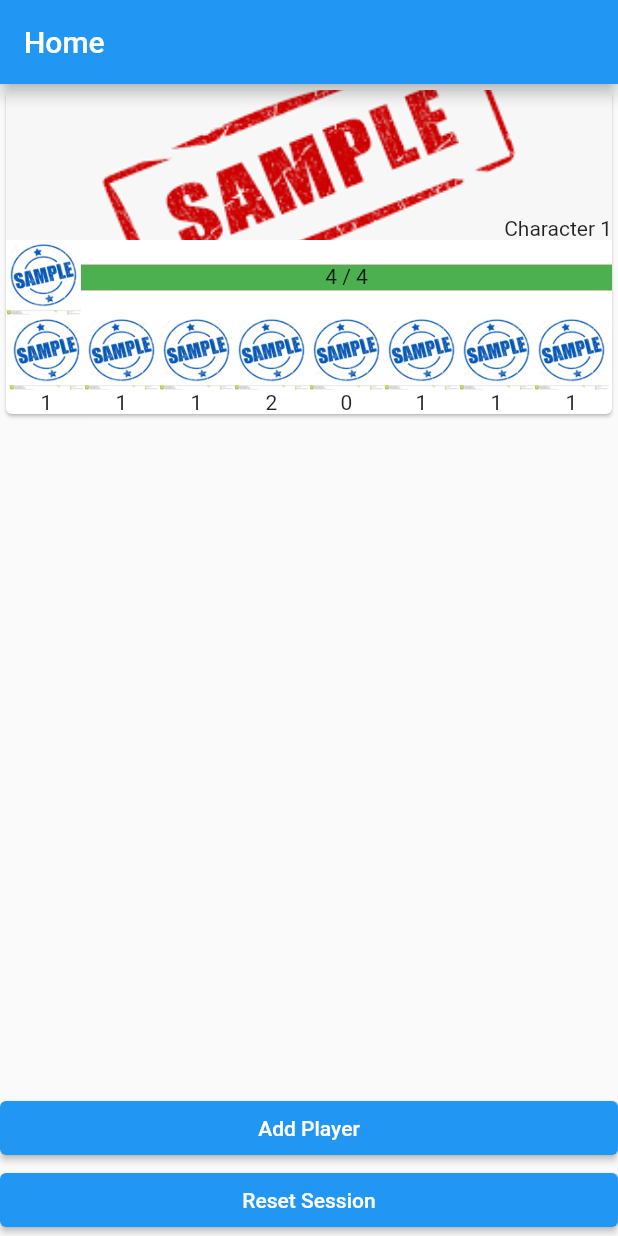
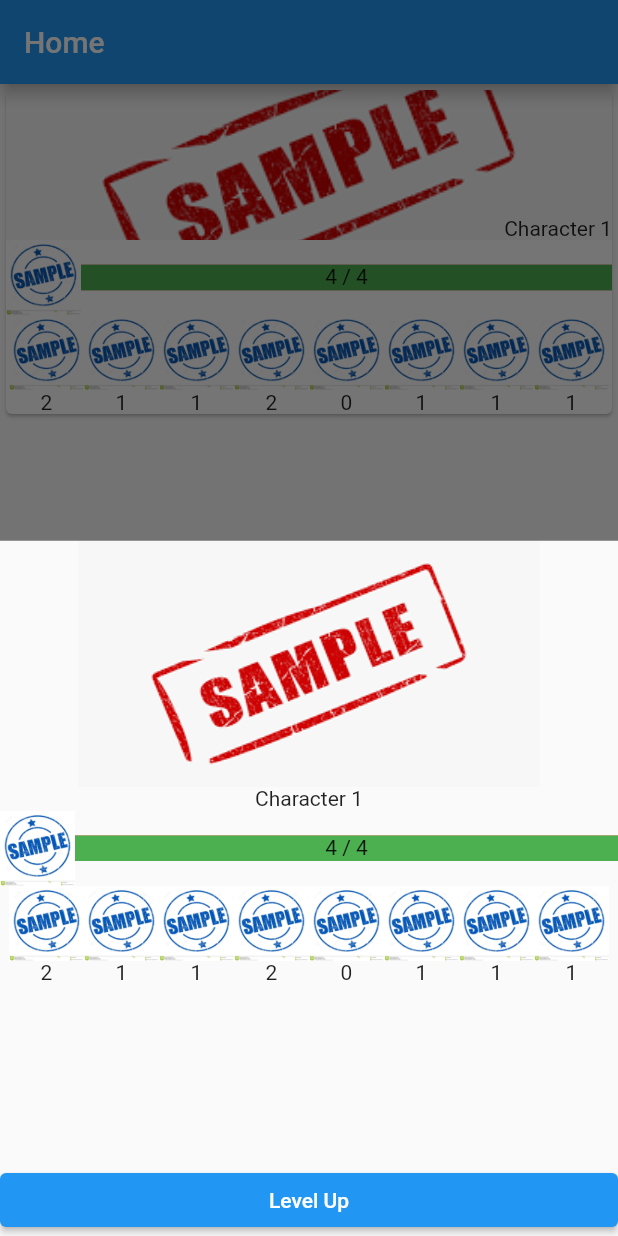
Before and after one commit to Nadzmi-Mini-Project/cok-companion, a Flutter app: the screen it shows after launch, after a tap on "Add Player", after a tap on "Character 1", on a phone screen of 412 x 824 dp. Run offline on Flutter 3.47's test engine with Material 2 defaults, Android fonts, the phone set to English and light mode, and no system bars; our stand-ins replace equatable, flutter_riverpod.

```diff
--- /dev/null
+++ b/lib/app/config/model/stat-config.model.dart
@@ -0,0 +1,28 @@
+import 'package:cokc/app/config/model/stat-progression-config.model.dart';
+import 'package:cokc/app/stat/enum/stat-code.enum.dart';
+import 'package:equatable/equatable.dart';
+
+class StatConfigModel extends Equatable {
+  final StatCode code;
+  final int minimumPoint;
+  final int maximumPoint;
+  final List<StatProgressionConfigModel> progressionConfigList;
+
+  const StatConfigModel({
+    required this.code,
+    required this.minimumPoint,
+    required this.maximumPoint,
+    required this.progressionConfigList,
+  });
+
+  @override
+  List<Object?> get props => [
+        code,
+        minimumPoint,
+        maximumPoint,
+        progressionConfigList,
+      ];
+
+  @override
+  bool? get stringify => true;
+}
--- a/lib/app/config/service/config-base.service.dart
+++ b/lib/app/config/service/config-base.service.dart
@@ -1,4 +1,5 @@
 import 'package:cokc/app/config/entity/config.entity.dart';
+import 'package:cokc/app/config/model/stat-config.model.dart';
 import 'package:cokc/app/config/service/config-mock.service.dart';
 import 'package:flutter_riverpod/flutter_riverpod.dart';
 
@@ -8,4 +9,5 @@ abstract class ConfigBaseService {
   Future<ConfigEntity> getConfigById(String configId);
   Future<ConfigEntity> getConfigByCode(String configCode);
   Future<List<ConfigEntity>> getConfigList();
+  Future<List<StatConfigModel>> getStatConfigList();
 }
--- a/lib/app/home/view/home.view.dart
+++ b/lib/app/home/view/home.view.dart
@@ -1,7 +1,8 @@
 import 'package:cokc/app/player/entity/player.entity.dart';
 import 'package:cokc/app/player/model/create-player.model.dart';
-import 'package:cokc/app/player/provider/player.provider.dart';
-import 'package:cokc/app/player/provider/player.state.dart';
+import 'package:cokc/app/player/provider/player/player.provider.dart';
+import 'package:cokc/app/player/provider/player/player.state.dart';
+import 'package:cokc/app/player/widget/player-detail.widget.dart';
 import 'package:cokc/app/player/widget/player-summary.widget.dart';
 import 'package:cokc/common/helper/action-dialog.helper.dart';
 import 'package:flutter/cupertino.dart';
@@ -60,6 +61,11 @@ class _HomeViewState extends ConsumerState<HomeView> {
                 playerEntity: playerList[index],
                 onTap: () {
                   // TODO: show detail widget
+                  showModalBottomSheet(
+                    context: context,
+                    builder: (context) =>
+                        PlayerDetailWidget(playerEntity: playerList[index]),
+                  );
                 },
               ),
             ),
--- a/lib/app/player/entity/player.entity.dart
+++ b/lib/app/player/entity/player.entity.dart
@@ -1,6 +1,6 @@
 import 'package:cokc/app/character/entity/character.entity.dart';
 import 'package:cokc/app/stat/entity/stat.entity.dart';
-import 'package:cokc/app/stat/enum/stat-type.enum.dart';
+import 'package:cokc/app/stat/enum/stat-code.enum.dart';
 import 'package:equatable/equatable.dart';
 
 class PlayerEntity extends Equatable {
@@ -29,32 +29,32 @@ class PlayerEntity extends Equatable {
 
   // stat getter
   StatEntity? getMaximumHp() =>
-      playerStat.firstWhere((element) => element.type == StatType.MaximumHp);
+      playerStat.firstWhere((element) => element.code == StatCode.maximumHp);
 
   StatEntity? getCurrentHp() =>
-      playerStat.firstWhere((element) => element.type == StatType.CurrentHp);
+      playerStat.firstWhere((element) => element.code == StatCode.currentHp);
 
   StatEntity? getAttack() =>
-      playerStat.firstWhere((element) => element.type == StatType.Attack);
+      playerStat.firstWhere((element) => element.code == StatCode.attack);
 
   StatEntity? getHeal() =>
-      playerStat.firstWhere((element) => element.type == StatType.Heal);
+      playerStat.firstWhere((element) => element.code == StatCode.heal);
 
   StatEntity? getRange() =>
-      playerStat.firstWhere((element) => element.type == StatType.Range);
+      playerStat.firstWhere((element) => element.code == StatCode.range);
 
   StatEntity? getPlayerMove() =>
-      playerStat.firstWhere((element) => element.type == StatType.PlayerMove);
+      playerStat.firstWhere((element) => element.code == StatCode.playerMove);
 
   StatEntity? getLuck() =>
-      playerStat.firstWhere((element) => element.type == StatType.Luck);
+      playerStat.firstWhere((element) => element.code == StatCode.luck);
 
   StatEntity? getWorkerMove() =>
-      workerStat.firstWhere((element) => element.type == StatType.WorkerMove);
+      workerStat.firstWhere((element) => element.code == StatCode.workerMove);
 
   StatEntity? getGather() =>
-      workerStat.firstWhere((element) => element.type == StatType.Gather);
+      workerStat.firstWhere((element) => element.code == StatCode.gather);
 
   StatEntity? getScavenge() =>
-      workerStat.firstWhere((element) => element.type == StatType.Scavenge);
+      workerStat.firstWhere((element) => element.code == StatCode.scavenge);
 }
--- /dev/null
+++ b/lib/app/player/provider/player-detail/player-detail.provider.dart
@@ -0,0 +1,58 @@
+import 'dart:convert';
+
+import 'package:cokc/app/config/model/stat-config.model.dart';
+import 'package:cokc/app/config/service/config-base.service.dart';
+import 'package:cokc/app/player/entity/player.entity.dart';
+import 'package:cokc/app/player/model/update-player.model.dart';
+import 'package:cokc/app/player/provider/player-detail/player-detail.state.dart';
+import 'package:cokc/app/player/service/player-base.service.dart';
+import 'package:flutter_riverpod/flutter_riverpod.dart';
+
+final playerDetailProvider =
+    StateNotifierProvider.autoDispose((ref) => PlayerDetailProvider(
+          playerService: ref.read(playerServiceProvider),
+          configService: ref.read(configServiceProvider),
+        ));
+
+class PlayerDetailProvider extends StateNotifier<PlayerDetailState> {
+  PlayerBaseService playerService;
+  ConfigBaseService configService;
+
+  PlayerDetailProvider({
+    required this.playerService,
+    required this.configService,
+  }) : super(PlayerDetailInitialState());
+
+  void setPlayerDetail(PlayerEntity playerEntity) {
+    try {
+      state = PlayerDetailLoadingState();
+      state = PlayerDetailLoadedState(playerEntity: playerEntity);
+    } catch (e) {
+      state = PlayerDetailErrorState(message: e.toString());
+    }
+  }
+
+  Future showUpdateForm(String playerId) async {
+    try {
+      state = PlayerDetailLoadingState();
+      final playerDetail = await playerService.getPlayerById(playerId);
+      final statConfigList = await configService.getStatConfigList();
+      state = PlayerDetailUpdateState(
+        playerEntity: playerDetail,
+        statConfigList: statConfigList,
+      );
+    } catch (e) {
+      state = PlayerDetailErrorState(message: e.toString());
+    }
+  }
+
+  Future updatePlayerDetail(UpdatePlayerModel model) async {
+    try {
+      state = PlayerDetailLoadingState();
+      final updatedDetail = await playerService.updatePlayer(model);
+      state = PlayerDetailLoadedState(playerEntity: updatedDetail);
+    } catch (e) {
+      state = PlayerDetailErrorState(message: e.toString());
+    }
+  }
+}
--- /dev/null
+++ b/lib/app/player/provider/player-detail/player-detail.state.dart
@@ -0,0 +1,31 @@
+import 'package:cokc/app/config/model/stat-config.model.dart';
+import 'package:cokc/app/player/entity/player.entity.dart';
+import 'package:cokc/app/stat/entity/stat.entity.dart';
+
+abstract class PlayerDetailState {}
+
+class PlayerDetailInitialState extends PlayerDetailState {}
+
+class PlayerDetailLoadingState extends PlayerDetailState {}
+
+class PlayerDetailErrorState extends PlayerDetailState {
+  final String message;
+
+  PlayerDetailErrorState({required this.message});
+}
+
+class PlayerDetailLoadedState extends PlayerDetailState {
+  final PlayerEntity playerEntity;
+
+  PlayerDetailLoadedState({required this.playerEntity});
+}
+
+class PlayerDetailUpdateState extends PlayerDetailState {
+  final PlayerEntity playerEntity;
+  final List<StatConfigModel> statConfigList;
+
+  PlayerDetailUpdateState({
+    required this.playerEntity,
+    required this.statConfigList,
+  });
+}
--- a/lib/app/player/provider/player.provider.dart
+++ b/lib/app/player/provider/player/player.provider.dart
@@ -1,11 +1,12 @@
 import 'package:cokc/app/player/model/create-player.model.dart';
-import 'package:cokc/app/player/provider/player.state.dart';
+import 'package:cokc/app/player/provider/player/player.state.dart';
 import 'package:cokc/app/player/service/player-base.service.dart';
 import 'package:flutter_riverpod/flutter_riverpod.dart';
 
-final playerProvider = StateNotifierProvider((ref) => PlayerProvider(
-      playerService: ref.read(playerServiceProvider),
-    ));
+final playerProvider =
+    StateNotifierProvider.autoDispose((ref) => PlayerProvider(
+          playerService: ref.read(playerServiceProvider),
+        ));
 
 class PlayerProvider extends StateNotifier<PlayerState> {
   PlayerBaseService playerService;
--- a/lib/app/player/service/player-mock.service.dart
+++ b/lib/app/player/service/player-mock.service.dart
@@ -4,7 +4,7 @@ import 'package:cokc/app/player/model/create-player.model.dart';
 import 'package:cokc/app/player/model/update-player.model.dart';
 import 'package:cokc/app/player/service/player-base.service.dart';
 import 'package:cokc/app/stat/entity/stat.entity.dart';
-import 'package:cokc/app/stat/enum/stat-type.enum.dart';
+import 'package:cokc/app/stat/enum/stat-code.enum.dart';
 
 class PlayerMockService extends PlayerBaseService {
   List<PlayerEntity> playerList = [];
@@ -19,18 +19,18 @@ class PlayerMockService extends PlayerBaseService {
         imagePath: 'asset/image/character/sample.png',
       ),
       playerStat: [
-        StatEntity(type: StatType.MaximumHp, value: 4),
-        StatEntity(type: StatType.CurrentHp, value: 4),
-        StatEntity(type: StatType.Attack, value: 1),
-        StatEntity(type: StatType.Heal, value: 1),
-        StatEntity(type: StatType.Range, value: 1),
-        StatEntity(type: StatType.PlayerMove, value: 2),
-        StatEntity(type: StatType.Luck, value: 0),
+        StatEntity(code: StatCode.maximumHp, value: 4),
+        StatEntity(code: StatCode.currentHp, value: 4),
+        StatEntity(code: StatCode.attack, value: 1),
+        StatEntity(code: StatCode.heal, value: 1),
+        StatEntity(code: StatCode.range, value: 1),
+        StatEntity(code: StatCode.playerMove, value: 2),
+        StatEntity(code: StatCode.luck, value: 0),
       ],
       workerStat: [
-        StatEntity(type: StatType.WorkerMove, value: 1),
-        StatEntity(type: StatType.Gather, value: 1),
-        StatEntity(type: StatType.Scavenge, value: 1),
+        StatEntity(code: StatCode.workerMove, value: 1),
+        StatEntity(code: StatCode.gather, value: 1),
+        StatEntity(code: StatCode.scavenge, value: 1),
       ],
     ));
   }
@@ -50,18 +50,18 @@ class PlayerMockService extends PlayerBaseService {
         imagePath: 'asset/image/character/sample.png',
       ),
       playerStat: [
-        StatEntity(type: StatType.MaximumHp, value: 4),
-        StatEntity(type: StatType.CurrentHp, value: 4),
-        StatEntity(type: StatType.Attack, value: 1),
-        StatEntity(type: StatType.Heal, value: 1),
-        StatEntity(type: StatType.Range, value: 1),
-        StatEntity(type: StatType.PlayerMove, value: 2),
-        StatEntity(type: StatType.Luck, value: 0),
+        StatEntity(code: StatCode.maximumHp, value: 4),
+        StatEntity(code: StatCode.currentHp, value: 4),
+        StatEntity(code: StatCode.attack, value: 2),
+        StatEntity(code: StatCode.heal, value: 1),
+        StatEntity(code: StatCode.range, value: 1),
+        StatEntity(code: StatCode.playerMove, value: 2),
+        StatEntity(code: StatCode.luck, value: 0),
       ],
       workerStat: [
-        StatEntity(type: StatType.WorkerMove, value: 1),
-        StatEntity(type: StatType.Gather, value: 1),
-        StatEntity(type: StatType.Scavenge, value: 1),
+        StatEntity(code: StatCode.workerMove, value: 1),
+        StatEntity(code: StatCode.gather, value: 1),
+        StatEntity(code: StatCode.scavenge, value: 1),
       ],
     );
 
@@ -80,18 +80,18 @@ class PlayerMockService extends PlayerBaseService {
         imagePath: 'asset/image/character/sample.png',
       ),
       playerStat: [
-        StatEntity(type: StatType.MaximumHp, value: 5),
-        StatEntity(type: StatType.CurrentHp, value: 3),
-        StatEntity(type: StatType.Attack, value: 2),
-        StatEntity(type: StatType.Heal, value: 2),
-        StatEntity(type: StatType.Range, value: 2),
-        StatEntity(type: StatType.PlayerMove, value: 3),
-        StatEntity(type: StatType.Luck, value: 1),
+        StatEntity(code: StatCode.maximumHp, value: 4),
+        StatEntity(code: StatCode.currentHp, value: 4),
+        StatEntity(code: StatCode.attack, value: 2),
+        StatEntity(code: StatCode.heal, value: 2),
+        StatEntity(code: StatCode.range, value: 2),
+        StatEntity(code: StatCode.playerMove, value: 3),
+        StatEntity(code: StatCode.luck, value: 1),
       ],
       workerStat: [
-        StatEntity(type: StatType.WorkerMove, value: 2),
-        StatEntity(type: StatType.Gather, value: 2),
-        StatEntity(type: StatType.Scavenge, value: 2),
+        StatEntity(code: StatCode.workerMove, value: 2),
+        StatEntity(code: StatCode.gather, value: 2),
+        StatEntity(code: StatCode.scavenge, value: 2),
       ],
     );
 
--- /dev/null
+++ b/lib/app/player/widget/player-detail.widget.dart
@@ -0,0 +1,87 @@
+import 'package:cokc/app/player/entity/player.entity.dart';
+import 'package:cokc/app/player/provider/player-detail/player-detail.provider.dart';
+import 'package:cokc/app/player/provider/player-detail/player-detail.state.dart';
+import 'package:cokc/app/stat/widget/hp-bar.widget.dart';
+import 'package:cokc/app/stat/widget/stat-list.widget.dart';
+import 'package:cokc/common/helper/action-dialog.helper.dart';
+import 'package:flutter/cupertino.dart';
+import 'package:flutter/material.dart';
+import 'package:flutter_riverpod/flutter_riverpod.dart';
+
+class PlayerDetailWidget extends ConsumerStatefulWidget {
+  final PlayerEntity playerEntity;
+
+  const PlayerDetailWidget({
+    required this.playerEntity,
+    Key? key,
+  }) : super(key: key);
+
+  @override
+  _PlayerDetailWidgetState createState() => _PlayerDetailWidgetState();
+}
+
+class _PlayerDetailWidgetState extends ConsumerState<PlayerDetailWidget> {
+  @override
+  void initState() {
+    super.initState();
+    ref
+        .read(playerDetailProvider.notifier)
+        .setPlayerDetail(widget.playerEntity);
+  }
+
+  @override
+  Widget build(BuildContext context) {
+    final state = ref.watch(playerDetailProvider);
+
+    ref.listen(playerDetailProvider, (state) {
+      if (state is PlayerDetailErrorState) {
+        showErrorDialog(context, state.message);
+      }
+    });
+
+    if (state is PlayerDetailLoadedState) {
+      return _view(state.playerEntity);
+    } else if (state is PlayerDetailUpdateState) {
+      return _formView();
+    } else if (state is PlayerDetailLoadingState) {
+      return const Center(child: CircularProgressIndicator());
+    }
+
+    return const Center(
+      child: Text('Player data not exist.'),
+    );
+  }
+
+  Widget _view(PlayerEntity playerEntity) {
+    return Column(
+      children: [
+        Image.asset(playerEntity.characterEntity.imagePath),
+        Text(playerEntity.characterEntity.name),
+        HpBarWidget(
+          currentHp: playerEntity.getCurrentHp()!.value,
+          maximumHp: playerEntity.getMaximumHp()!.value,
+        ),
+        Expanded(child: StatListWidget(playerEntity: playerEntity)),
+        SizedBox(
+          width: double.infinity,
+          child: ElevatedButton(
+            child: const Text('Level Up'),
+            onPressed: () {
+              // TODO: show update form
+              ref
+                  .read(playerDetailProvider.notifier)
+                  .showUpdateForm(playerEntity.id);
+            },
+          ),
+        ),
+      ],
+    );
+  }
+
+  Widget _formView() {
+    // TODO: update form
+    return const Center(
+      child: Text('Update form.'),
+    );
+  }
+}
--- a/lib/app/player/widget/player-summary.widget.dart
+++ b/lib/app/player/widget/player-summary.widget.dart
@@ -1,4 +1,6 @@
 import 'package:cokc/app/player/entity/player.entity.dart';
+import 'package:cokc/app/stat/widget/hp-bar.widget.dart';
+import 'package:cokc/app/stat/widget/stat-list.widget.dart';
 import 'package:cokc/app/stat/widget/stat.widget.dart';
 import 'package:flutter/cupertino.dart';
 import 'package:flutter/material.dart';
@@ -26,11 +28,10 @@ class PlayerSummaryWidget extends StatelessWidget {
                 playerEntity.characterEntity.imagePath,
                 playerEntity.characterEntity.name,
               ),
-              _hpBar(
-                playerEntity.getMaximumHp()!.value,
-                playerEntity.getCurrentHp()!.value,
-              ),
-              _statList(),
+              HpBarWidget(
+                  currentHp: playerEntity.getCurrentHp()!.value,
+                  maximumHp: playerEntity.getMaximumHp()!.value),
+              StatListWidget(playerEntity: playerEntity),
             ],
           ),
         ),
@@ -61,100 +62,4 @@ class PlayerSummaryWidget extends StatelessWidget {
       ),
     );
   }
-
-  Widget _hpBar(int maximumHp, int currentHp) {
-    return Row(
-      children: [
-        SizedBox(
-          width: 50.0,
-          height: 50.0,
-          child: Image.asset(
-            'asset/image/character/sample-icon.jpg',
-            fit: BoxFit.fill,
-          ),
-        ),
-        Expanded(
-          child: Stack(
-            children: [
-              SizedBox(
-                height: 17.0,
-                child: LinearProgressIndicator(
-                  value: (currentHp / maximumHp).toDouble(),
-                  backgroundColor: Colors.red,
-                  valueColor: const AlwaysStoppedAnimation<Color>(Colors.green),
-                ),
-              ),
-              Align(
-                alignment: Alignment.center,
-                child: Text('$currentHp / $maximumHp'),
-              ),
-            ],
-          ),
-        ),
-      ],
-    );
-  }
-
-  Widget _statList() {
-    return Wrap(
-      direction: Axis.horizontal,
-      children: [
-        // attack
-        StatWidget(
-          imagePath:
-              'asset/image/character/sample-icon.jpg', // TODO: use correct icon
-          value: playerEntity.getAttack()!.value,
-        ),
-
-        // heal
-        StatWidget(
-          imagePath:
-              'asset/image/character/sample-icon.jpg', // TODO: use correct icon
-          value: playerEntity.getHeal()!.value,
-        ),
-
-        // range
-        StatWidget(
-          imagePath:
-              'asset/image/character/sample-icon.jpg', // TODO: use correct icon
-          value: playerEntity.getRange()!.value,
-        ),
-
-        // player move
-        StatWidget(
-          imagePath:
-              'asset/image/character/sample-icon.jpg', // TODO: use correct icon
-          value: playerEntity.getPlayerMove()!.value,
-        ),
-
-        // luck
-        StatWidget(
-          imagePath:
-              'asset/image/character/sample-icon.jpg', // TODO: use correct icon
-          value: playerEntity.getLuck()!.value,
-        ),
-
-        // worker move
-        StatWidget(
-          imagePath:
-              'asset/image/character/sample-icon.jpg', // TODO: use correct icon
-          value: playerEntity.getWorkerMove()!.value,
-        ),
-
-        // gather
-        StatWidget(
-          imagePath:
-              'asset/image/character/sample-icon.jpg', // TODO: use correct icon
-          value: playerEntity.getGather()!.value,
-        ),
-
-        // scavenge
-        StatWidget(
-          imagePath:
-              'asset/image/character/sample-icon.jpg', // TODO: use correct icon
-          value: playerEntity.getScavenge()!.value,
-        ),
-      ],
-    );
-  }
 }
--- a/lib/app/stat/entity/stat.entity.dart
+++ b/lib/app/stat/entity/stat.entity.dart
@@ -1,18 +1,18 @@
-import 'package:cokc/app/stat/enum/stat-type.enum.dart';
+import 'package:cokc/app/stat/enum/stat-code.enum.dart';
 import 'package:equatable/equatable.dart';
 
 class StatEntity extends Equatable {
-  final StatType type;
+  final StatCode code;
   final int value;
 
   const StatEntity({
-    required this.type,
+    required this.code,
     required this.value,
   });
 
   @override
   List<Object?> get props => [
-        type,
+        code,
         value,
       ];
 
--- /dev/null
+++ b/lib/app/stat/enum/stat-code.enum.dart
@@ -0,0 +1,12 @@
+enum StatCode {
+  maximumHp,
+  currentHp,
+  attack,
+  heal,
+  range,
+  playerMove,
+  luck,
+  gather,
+  workerMove,
+  scavenge,
+}
--- a/lib/app/stat/enum/stat-type.enum.dart
+++ /dev/null
@@ -1,12 +0,0 @@
-enum StatType {
-  MaximumHp,
-  CurrentHp,
-  Attack,
-  Heal,
-  Range,
-  PlayerMove,
-  Luck,
-  Gather,
-  WorkerMove,
-  Scavenge,
-}
--- /dev/null
+++ b/lib/app/stat/widget/hp-bar.widget.dart
@@ -0,0 +1,46 @@
+import 'package:flutter/cupertino.dart';
+import 'package:flutter/material.dart';
+
+class HpBarWidget extends StatelessWidget {
+  final int currentHp, maximumHp;
+
+  const HpBarWidget({
+    Key? key,
+    required this.currentHp,
+    required this.maximumHp,
+  }) : super(key: key);
+
+  @override
+  Widget build(BuildContext context) {
+    return Row(
+      children: [
+        SizedBox(
+          width: 50.0,
+          height: 50.0,
+          child: Image.asset(
+            'asset/image/character/sample-icon.jpg', // TODO: use real icon
+            fit: BoxFit.fill,
+          ),
+        ),
+        Expanded(
+          child: Stack(
+            children: [
+              SizedBox(
+                height: 17.0,
+                child: LinearProgressIndicator(
+                  value: (currentHp / maximumHp).toDouble(),
+                  backgroundColor: Colors.red,
+                  valueColor: const AlwaysStoppedAnimation<Color>(Colors.green),
+                ),
+              ),
+              Align(
+                alignment: Alignment.center,
+                child: Text('$currentHp / $maximumHp'),
+              ),
+            ],
+          ),
+        ),
+      ],
+    );
+  }
+}
--- /dev/null
+++ b/lib/app/stat/widget/stat-list.widget.dart
@@ -0,0 +1,76 @@
+import 'package:cokc/app/player/entity/player.entity.dart';
+import 'package:cokc/app/stat/widget/stat.widget.dart';
+import 'package:flutter/cupertino.dart';
+
+class StatListWidget extends StatelessWidget {
+  final PlayerEntity playerEntity;
+
+  const StatListWidget({
+    Key? key,
+    required this.playerEntity,
+  }) : super(key: key);
+
+  @override
+  Widget build(BuildContext context) {
+    return Wrap(
+      direction: Axis.horizontal,
+      children: [
+        // attack
+        StatWidget(
+          imagePath:
+              'asset/image/character/sample-icon.jpg', // TODO: use correct icon
+          value: playerEntity.getAttack()!.value,
+        ),
+
+        // heal
+        StatWidget(
+          imagePath:
+              'asset/image/character/sample-icon.jpg', // TODO: use correct icon
+          value: playerEntity.getHeal()!.value,
+        ),
+
+        // range
+        StatWidget(
+          imagePath:
+              'asset/image/character/sample-icon.jpg', // TODO: use correct icon
+          value: playerEntity.getRange()!.value,
+        ),
+
+        // player move
+        StatWidget(
+          imagePath:
+              'asset/image/character/sample-icon.jpg', // TODO: use correct icon
+          value: playerEntity.getPlayerMove()!.value,
+        ),
+
+        // luck
+        StatWidget(
+          imagePath:
+              'asset/image/character/sample-icon.jpg', // TODO: use correct icon
+          value: playerEntity.getLuck()!.value,
+        ),
+
+        // worker move
+        StatWidget(
+          imagePath:
+              'asset/image/character/sample-icon.jpg', // TODO: use correct icon
+          value: playerEntity.getWorkerMove()!.value,
+        ),
+
+        // gather
+        StatWidget(
+          imagePath:
+              'asset/image/character/sample-icon.jpg', // TODO: use correct icon
+          value: playerEntity.getGather()!.value,
+        ),
+
+        // scavenge
+        StatWidget(
+          imagePath:
+              'asset/image/character/sample-icon.jpg', // TODO: use correct icon
+          value: playerEntity.getScavenge()!.value,
+        ),
+      ],
+    );
+  }
+}
```
Also changed, not shown: lib/app/config/model/stat-progression-config.model.dart (added, +24 -0 lines), lib/app/config/service/config-mock.service.dart (+75 -0 lines), lib/app/player/provider/player/player.state.dart (renamed from lib/app/player/provider/player.state.dart).
